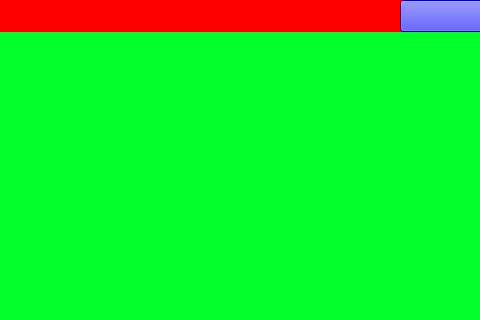
First picture: the form in src/UI_ShrinkDemo/shrinkanimation.ui, repository baulhpthiag/AlphaQtDemo, before the edit; both pictures show x 0 to 480 and y 0 to 320 of the 602 by 431 pixel window.
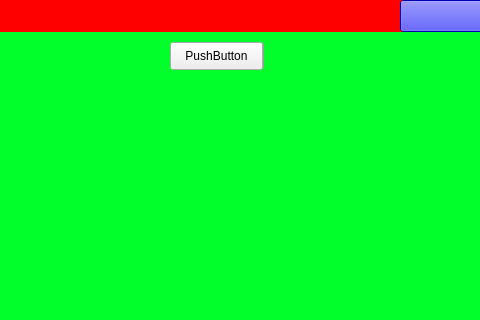
Second picture: the form after the edit. Custom widgets are drawn as their Qt base class.

```diff
--- a/src/UI_ShrinkDemo/shrinkanimation.ui
+++ b/src/UI_ShrinkDemo/shrinkanimation.ui
@@ -216,6 +216,19 @@
            <height>399</height>
           </rect>
          </property>
+         <widget class="QPushButton" name="pushButton_2">
+          <property name="geometry">
+           <rect>
+            <x>170</x>
+            <y>10</y>
+            <width>93</width>
+            <height>28</height>
+           </rect>
+          </property>
+          <property name="text">
+           <string>PushButton</string>
+          </property>
+         </widget>
         </widget>
        </widget>
       </item>
```
